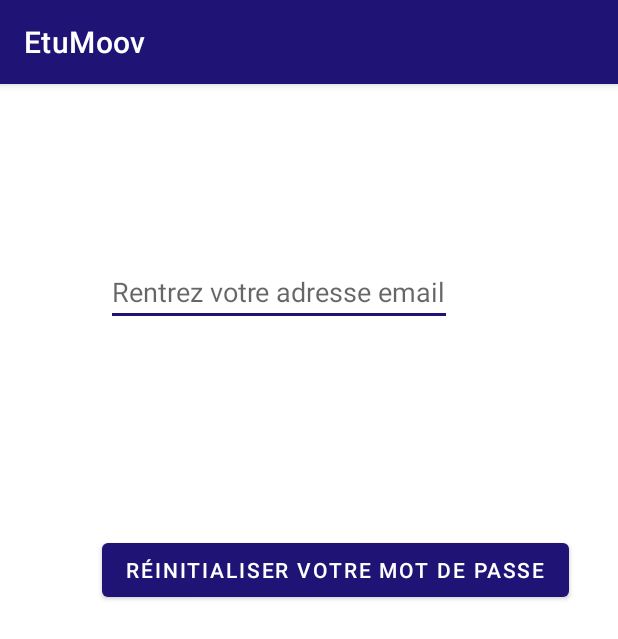
After one commit to darlene-s/EtuMoov, an Android app: the ForgotPassword_EtuMoov screen opened directly, with no data from a screen before it, on a phone screen of 412 x 824 dp. The commit adds this screen. Shown: the top 639 px of the screen. Run offline under Robolectric (Android 15) with nearby library versions, the phone set to English and light mode, and no system bars; our stand-ins replace Firebase (no records; nobody signed in at launch, a user with empty details on screens opened directly).

Commit message:
ajout ForgotPassword_EtuMoov et modif layouts

```diff
--- a/app/src/main/AndroidManifest.xml
+++ b/app/src/main/AndroidManifest.xml
@@ -9,7 +9,8 @@
         android:roundIcon="@mipmap/ic_launcher_round"
         android:supportsRtl="true"
         android:theme="@style/Theme.EtuMoov">
-        <activity android:name=".Connexion_EtuMoov"></activity>
+        <activity android:name=".ForgotPassword_EtuMoov"></activity>
+        <activity android:name=".Connexion_EtuMoov" />
         <activity android:name=".Inscription_EtuMoov" />
         <activity android:name=".MainActivity">
             <intent-filter>
--- /dev/null
+++ b/app/src/main/java/com/example/etumoov/ForgotPassword_EtuMoov.java
@@ -0,0 +1,70 @@
+package com.example.etumoov;
+
+import androidx.annotation.NonNull;
+import androidx.appcompat.app.AppCompatActivity;
+
+import android.content.Intent;
+import android.os.Bundle;
+import android.util.Patterns;
+import android.view.View;
+import android.widget.Button;
+import android.widget.EditText;
+import android.widget.ProgressBar;
+import android.widget.Toast;
+
+import com.google.android.gms.tasks.OnCompleteListener;
+import com.google.android.gms.tasks.Task;
+import com.google.firebase.auth.FirebaseAuth;
+
+public class ForgotPassword_EtuMoov extends AppCompatActivity {
+    private EditText emailEditText;
+    private Button resetPassword;
+    private FirebaseAuth auth;
+
+    @Override
+    protected void onCreate(Bundle savedInstanceState) {
+        super.onCreate(savedInstanceState);
+        setContentView(R.layout.activity_forgot_password__etu_moov);
+
+        emailEditText = findViewById(R.id.forgotpassword_email);
+        resetPassword = findViewById(R.id.btn_submit);
+        auth = FirebaseAuth.getInstance();
+
+        resetPassword.setOnClickListener(new View.OnClickListener() {
+            @Override
+            public void onClick(View v) {
+                resetPassword();
+            }
+        });
+    }
+
+    private void resetPassword() {
+        String email = emailEditText.getText().toString().trim();
+        if(email.isEmpty()) {
+            emailEditText.setError("L'email est nécéssaire pour réinitialiser le mot de passe");
+            emailEditText.requestFocus();
+            return;
+        }
+
+        if(!Patterns.EMAIL_ADDRESS.matcher(email).matches()) {
+            emailEditText.setError("Veuillez entrer une adresse mail valide");
+            emailEditText.requestFocus();
+            return;
+        }
+        //progressBar.setVisibility(View.VISIBLE);
+        auth.sendPasswordResetEmail(email).addOnCompleteListener(new OnCompleteListener<Void>() {
+            @Override
+            public void onComplete(@NonNull Task<Void> task) {
+                if (task.isSuccessful()) {
+                    Toast.makeText(ForgotPassword_EtuMoov.this,"Un email de récupération vous a été envoyé",Toast.LENGTH_LONG).show();
+                    //progressBar.setVisibility(View.GONE);
+                    startActivity(new Intent(getApplicationContext(), MainActivity.class));
+                }else {
+                    Toast.makeText(ForgotPassword_EtuMoov.this, "Veuillez réessayer à nouveau, votre mail est probablement invalide", Toast.LENGTH_LONG).show();
+
+                }
+            }
+        });
+
+    }
+}
--- a/app/src/main/res/layout/activity_connexion__etu_moov.xml
+++ b/app/src/main/res/layout/activity_connexion__etu_moov.xml
@@ -59,6 +59,7 @@
         android:layout_marginTop="432dp"
         android:hint="@string/ET_email"
         android:textColor="@color/black"
+        android:background="@color/black"
         android:textSize="16sp"
         app:layout_constraintEnd_toEndOf="parent"
         app:layout_constraintHorizontal_bias="0.188"
@@ -87,6 +88,7 @@
         android:layout_marginTop="504dp"
         android:hint="@string/ET_mdp"
         android:textColor="@color/black"
+        android:background="@color/black"
         android:textSize="16sp"
         app:layout_constraintEnd_toEndOf="parent"
         app:layout_constraintHorizontal_bias="0.24"
--- /dev/null
+++ b/app/src/main/res/layout/activity_forgot_password__etu_moov.xml
@@ -0,0 +1,33 @@
+<?xml version="1.0" encoding="utf-8"?>
+<androidx.constraintlayout.widget.ConstraintLayout xmlns:android="http://schemas.android.com/apk/res/android"
+    xmlns:app="http://schemas.android.com/apk/res-auto"
+    xmlns:tools="http://schemas.android.com/tools"
+    android:layout_width="match_parent"
+    android:layout_height="match_parent"
+    tools:context=".ForgotPassword_EtuMoov">
+
+    <EditText
+        android:id="@+id/forgotpassword_email"
+        android:layout_width="wrap_content"
+        android:layout_height="wrap_content"
+        android:layout_marginTop="116dp"
+        android:hint="Rentrez votre adresse email"
+        android:textColor="@color/black"
+        app:layout_constraintEnd_toEndOf="parent"
+        app:layout_constraintHorizontal_bias="0.388"
+        app:layout_constraintStart_toStartOf="parent"
+        app:layout_constraintTop_toTopOf="parent" />
+
+    <Button
+        android:id="@+id/btn_submit"
+        android:layout_width="wrap_content"
+        android:layout_height="wrap_content"
+        android:layout_marginStart="68dp"
+        android:layout_marginLeft="68dp"
+        android:layout_marginTop="300dp"
+        android:text="Réinitialiser votre mot de passe"
+        android:textColor="@color/white"
+        app:layout_constraintStart_toStartOf="parent"
+        app:layout_constraintTop_toTopOf="parent" />
+
+</androidx.constraintlayout.widget.ConstraintLayout>
--- a/app/src/main/res/values/strings.xml
+++ b/app/src/main/res/values/strings.xml
@@ -1,6 +1,6 @@
 <resources>
 
-<!-- Page d'accueil -->
+    <!-- Page d'accueil -->
     <string name="app_name">EtuMoov</string>
     <string name="txt_authentification">S\'authentifier</string>
     <string name="txt_inscrire">S\'inscrire</string>
```
Also changed, not shown: app/src/main/java/com/example/etumoov/Connexion_EtuMoov.java (+7 -1 lines).
